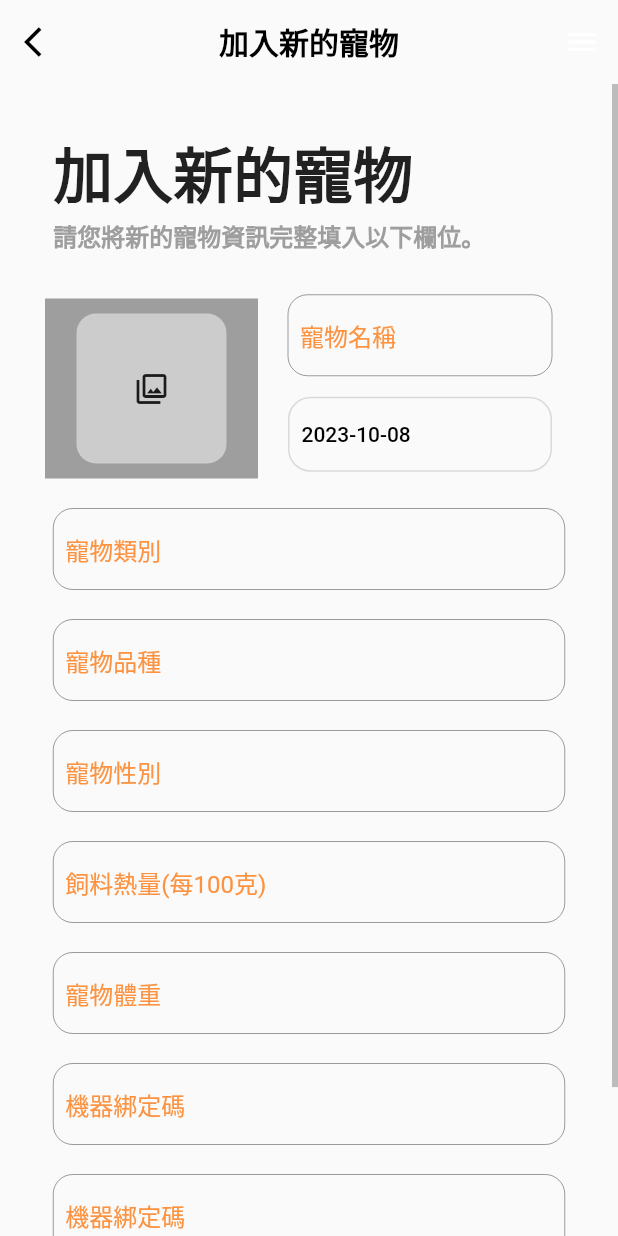
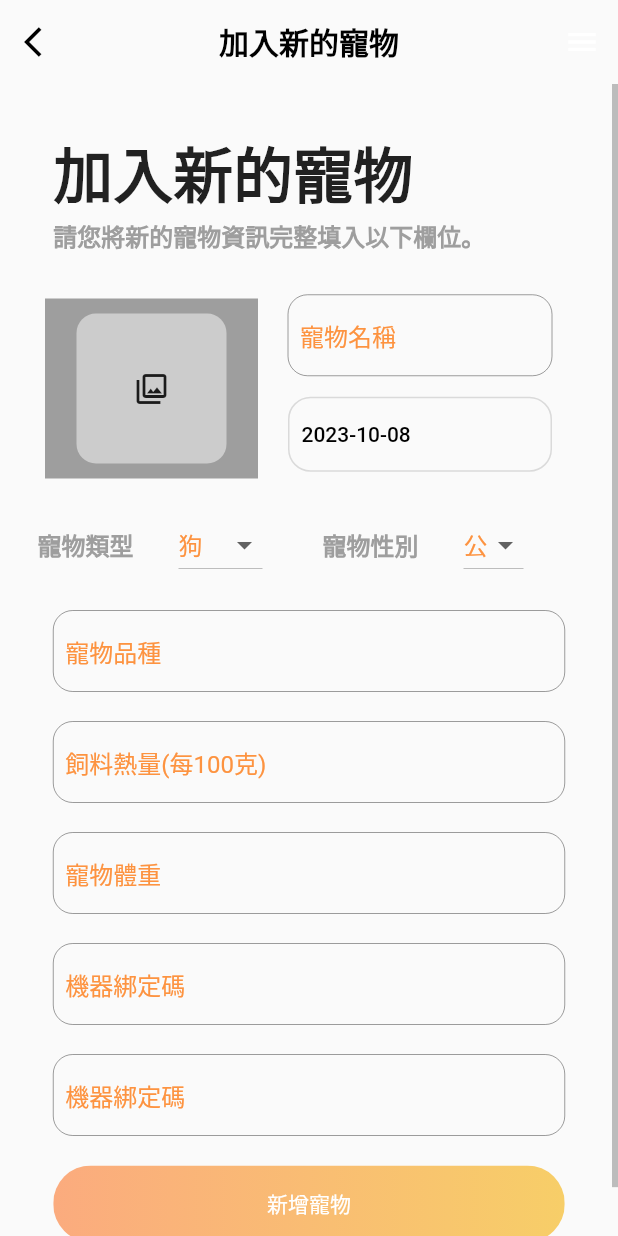
Before and after one commit to Tonyao0924/petapp, a Flutter app: the PetInsertPage screen opened by its route, on a phone screen of 412 x 824 dp. Run offline on Flutter 3.47's test engine with Material 2 defaults, Android fonts, the phone set to English and light mode, and no system bars; our stand-ins replace dio, firebase_auth, firebase_core, firebase_messaging, flutter_svg, flutter_swiper and 4 more; missing offline and left inert: flutter_facebook_auth; accounts and stored records are empty; network calls fail.

Commit message:
feat petInsertPage欄位

```diff
--- a/lib/Page/petInsert/petInsertPage.dart
+++ b/lib/Page/petInsert/petInsertPage.dart
@@ -21,6 +21,10 @@ class _PetInsertPage extends State<PetInsertPage> {
   String birthday = "";
   String content = "";
   PetRepository repository = PetRepository();
+  String selectedType = '狗'; // 初始选择
+  List<String> petTypes = ['狗', '猫', '鼠', '其他']; // 预定义的宠物类型选项列表
+  String selectedpetGender = '公';
+  List<String> petGender = ['公','母'];
   final TextEditingController Namecontroller = TextEditingController();
   final TextEditingController Keepercontroller = TextEditingController();
   final TextEditingController Typecontroller = TextEditingController();
@@ -196,32 +200,70 @@ class _PetInsertPage extends State<PetInsertPage> {
                         ),
                       ],
                     ),
-                    Container(
-                        width: 341,
-                        alignment: Alignment.bottomLeft,
-                        margin:
-                        const EdgeInsets.only(left: 0, top: 20, right: 0, bottom: 0),
-                        child: TextField(
-                            keyboardType: TextInputType.text,
-                            controller: Typecontroller,
-                            decoration: InputDecoration(
-                              isCollapsed: true,
-                              contentPadding:
-                              EdgeInsets.symmetric(horizontal: 8, vertical: 15),
-                              hintText: '寵物類別',
-                              hintStyle: TextStyle(
-                                color: Color(0xFFfd9340),
+                    Row(
+                      children: [
+                        Container(
+                          width: 170,
+                          alignment: Alignment.bottomLeft,
+                          margin: const EdgeInsets.only(left: 25, top: 20, right: 20, bottom: 0), // 增加右侧边距
+                          child: Row(
+                            children: [
+                              Text('寵物類型',style: TextStyle(fontWeight: FontWeight.bold,fontSize: 16,color: Colors.grey),), // 额外文本
+                              SizedBox(width: 30), // 增加垂直间距
+                              DropdownButton<String>(
+                                value: selectedType,
+                                onChanged: (newValue) {
+                                  setState(() {
+                                    selectedType = newValue!;
+                                  });
+                                },
+                                items: petTypes.map((type) {
+                                  return DropdownMenuItem(
+                                    value: type,
+                                    child: Text(
+                                      type,
+                                      style: TextStyle(
+                                        color: Color(0xFFfd9340), // 设置选项内的文字颜色
+                                      ),
+                                    ),
+                                  );
+                                }).toList(),
                               ),
-                              border: OutlineInputBorder(
-                                borderRadius: BorderRadius.all(
-                                  Radius.circular(13),
-                                ),
-                                borderSide: BorderSide(
-                                  color: Color(0xFFDADADA),
-                                  width: 1,
-                                ),
+                            ],
+                          ),
+                        ),
+                        Container(
+                          width: 170,
+                          alignment: Alignment.bottomLeft,
+                          margin: const EdgeInsets.only(left: 0, top: 20, right: 0, bottom: 0),
+                          child: Row(
+                            children: [
+                              Text('寵物性別',style: TextStyle(fontWeight: FontWeight.bold,fontSize: 16,color: Colors.grey),), // 额外文本
+                              SizedBox(width: 30), // 增加垂直间距
+                              DropdownButton<String>(
+                                value: selectedpetGender,
+                                onChanged: (newValue) {
+                                  setState(() {
+                                    selectedpetGender = newValue!;
+                                  });
+                                },
+                                items: petGender.map((petGender) {
+                                  return DropdownMenuItem(
+                                    value: petGender,
+                                    child: Text(
+                                      petGender,
+                                      style: TextStyle(
+                                        color: Color(0xFFfd9340),
+                                      ),
+                                    ),
+                                  );
+                                }).toList(),
                               ),
-                            ))),
+                            ],
+                          ),
+                        ),
+                      ],
+                    ),
                     Container(
                         width: 341,
                         alignment: Alignment.bottomLeft,
@@ -234,31 +276,6 @@ class _PetInsertPage extends State<PetInsertPage> {
                               contentPadding:
                               EdgeInsets.symmetric(horizontal: 8, vertical: 15),
                               hintText: '寵物品種',
-                              hintStyle: TextStyle(
-                                color: Color(0xFFfd9340),
-                              ),
-                              border: OutlineInputBorder(
-                                borderRadius: BorderRadius.all(
-                                  Radius.circular(13),
-                                ),
-                                borderSide: BorderSide(
-                                  color: Color(0xFFDADADA),
-                                  width: 1,
-                                ),
-                              ),
-                            ))),
-                    Container(
-                        width: 341,
-                        alignment: Alignment.bottomLeft,
-                        margin:
-                        const EdgeInsets.only(left: 0, top: 20, right: 0, bottom: 0),
-                        child: const TextField(
-                            keyboardType: TextInputType.text,
-                            decoration: InputDecoration(
-                              isCollapsed: true,
-                              contentPadding:
-                              EdgeInsets.symmetric(horizontal: 8, vertical: 15),
-                              hintText: '寵物性別',
                               hintStyle: TextStyle(
                                 color: Color(0xFFfd9340),
                               ),
```
